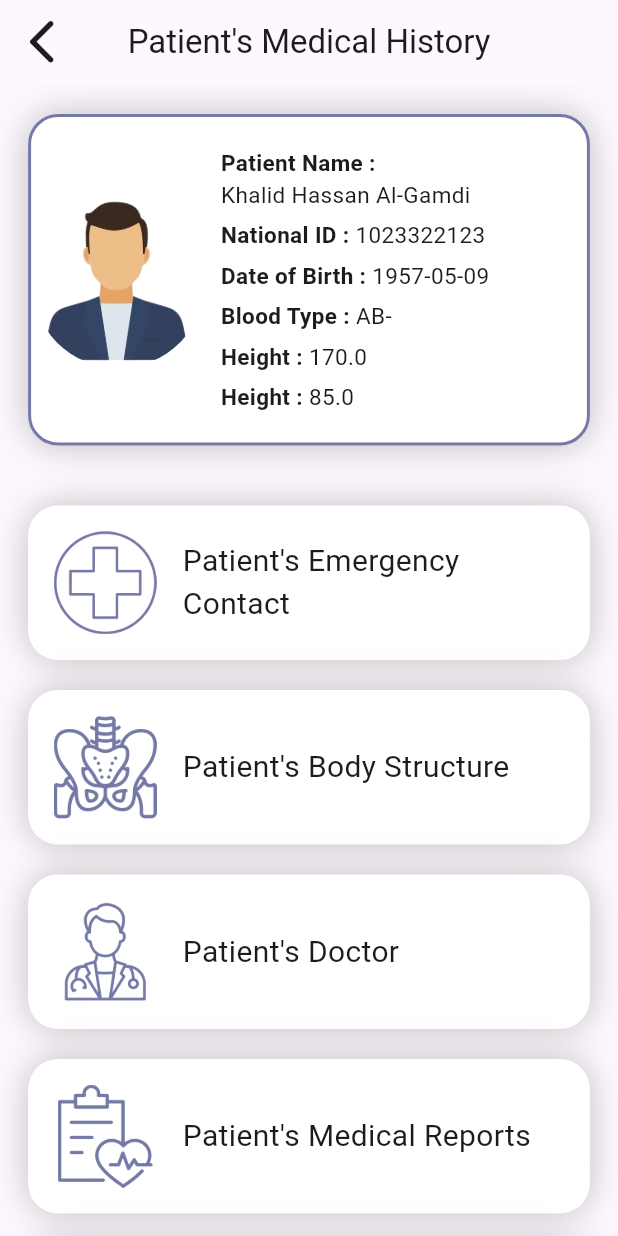
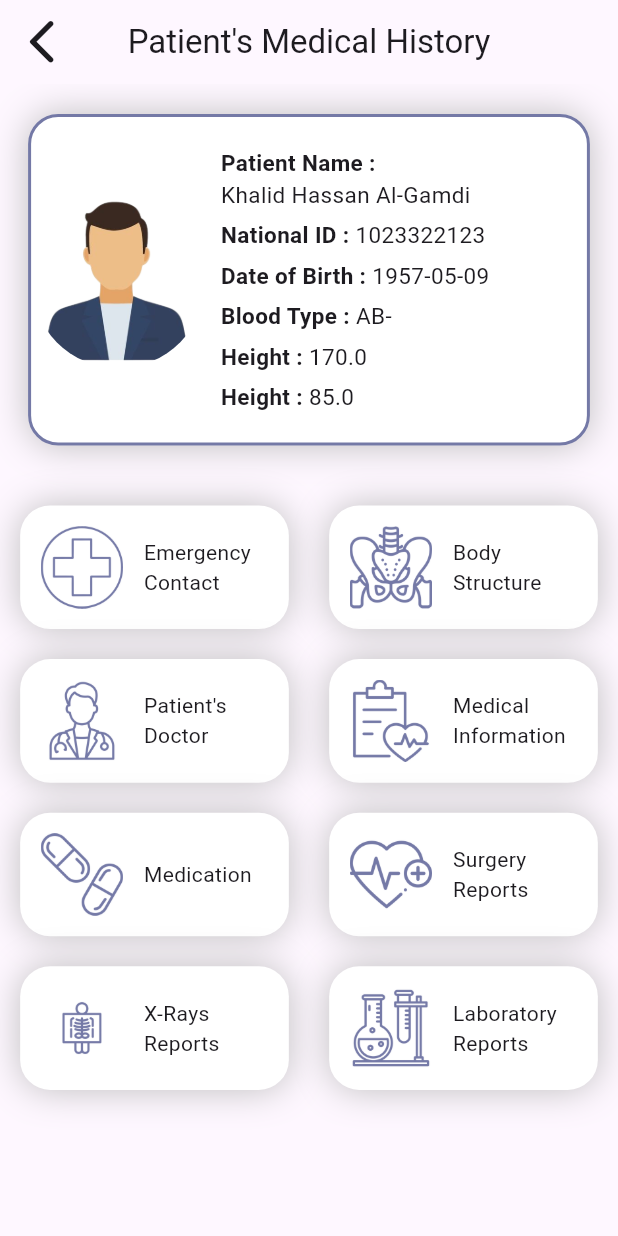
Before and after one commit to rahafwmaq/mussefy_app, a Flutter app: the screen it shows after launch, on a phone screen of 412 x 824 dp. Run offline on Flutter 3.47's test engine with Material 3 defaults, Android fonts, the phone set to English and light mode, and no system bars; our stand-ins replace pinput.

Commit message:
almost done with paramedic UI

```diff
--- a/paramedic_app/lib/utilities/gloable_widgets/container_widget.dart
+++ b/paramedic_app/lib/utilities/gloable_widgets/container_widget.dart
@@ -1,4 +1,5 @@
 import 'package:flutter/material.dart';
+import 'package:flutter/widgets.dart';
 import 'package:paramedic_app/utilities/gloable_widgets/text_widget.dart';
 import 'package:paramedic_app/utilities/helpers/screen_size.dart';
 import 'package:paramedic_app/view_layout/color.dart';
@@ -13,6 +14,8 @@ class ContainerWidget extends StatelessWidget {
     this.containerTitle,
     this.heightImage,
     this.widthImage,
+    this.titleSize,
+    this.titleSizeBox,
   });
 
   final Function()? onTap;
@@ -22,6 +25,8 @@ class ContainerWidget extends StatelessWidget {
   final String? containerTitle;
   final double? heightImage;
   final double? widthImage;
+  final double? titleSize;
+  final double? titleSizeBox;
 
   @override
   Widget build(BuildContext context) {
@@ -44,10 +49,10 @@ class ContainerWidget extends StatelessWidget {
               color: blueTransit,
             ),
             SizedBox(
-              width: context.getWidth(divide: 1.75),
+              width: context.getWidth(divide: titleSizeBox ?? 1.75),
               child: TextWidget(
-                text: containerTitle!,
-                fontSize: 20,
+                text: containerTitle ?? '',
+                fontSize: titleSize ?? 20,
                 fontWeight: FontWeight.w400,
               ),
             )
--- /dev/null
+++ b/paramedic_app/lib/utilities/gloable_widgets/row_two_container_widget.dart
@@ -0,0 +1,51 @@
+import 'package:flutter/material.dart';
+import 'package:paramedic_app/utilities/gloable_widgets/container_widget.dart';
+
+class RowTwoContainerWidget extends StatelessWidget {
+  const RowTwoContainerWidget(
+      {super.key,
+      required this.firstImagePath,
+      required this.firstTitle,
+      required this.secondImagePath,
+      required this.secondTitle,
+      this.fisrtOnTap,
+      this.secondOnTap});
+  final String firstImagePath;
+  final String firstTitle;
+  final Function()? fisrtOnTap;
+
+  final String secondImagePath;
+  final String secondTitle;
+  final Function()? secondOnTap;
+
+  @override
+  Widget build(BuildContext context) {
+    return Row(
+      mainAxisAlignment: MainAxisAlignment.spaceAround,
+      children: [
+        ContainerWidget(
+          onTap: fisrtOnTap,
+          iconPathImage: firstImagePath,
+          heightContainer: 10,
+          widthContainer: 2.3,
+          heightImage: 15,
+          widthImage: 5,
+          titleSizeBox: 5,
+          containerTitle: firstTitle,
+          titleSize: 14,
+        ),
+        ContainerWidget(
+          onTap: secondOnTap,
+          iconPathImage: secondImagePath,
+          heightContainer: 10,
+          widthContainer: 2.3,
+          heightImage: 15,
+          widthImage: 5,
+          titleSizeBox: 5,
+          containerTitle: secondTitle,
+          titleSize: 14,
+        ),
+      ],
+    );
+  }
+}
--- a/paramedic_app/lib/views/paramedic_view/patient_view_for_paramedic.dart
+++ b/paramedic_app/lib/views/paramedic_view/patient_view_for_paramedic.dart
@@ -1,6 +1,7 @@
 import 'package:flutter/material.dart';
 import 'package:paramedic_app/utilities/gloable_widgets/app_bar_widget.dart';
 import 'package:paramedic_app/utilities/gloable_widgets/container_widget.dart';
+import 'package:paramedic_app/utilities/gloable_widgets/row_two_container_widget.dart';
 import 'package:paramedic_app/utilities/helpers/navigator.dart';
 import 'package:paramedic_app/utilities/helpers/screen_size.dart';
 import 'package:paramedic_app/view_layout/sizebox.dart';
@@ -9,7 +10,7 @@ import 'package:paramedic_app/views/paramedic_view/patient_card.dart';
 import 'package:paramedic_app/views/paramedic_view/patient_doctor_view.dart';
 import 'package:paramedic_app/views/paramedic_view/patient_emergency_contact_view.dart';
 import 'package:paramedic_app/views/paramedic_view/patient_laboratory_report_view.dart';
-import 'package:paramedic_app/views/paramedic_view/patient_medical_report_view.dart';
+import 'package:paramedic_app/views/paramedic_view/patient_medical_info_view.dart';
 import 'package:paramedic_app/views/paramedic_view/patient_medication_view.dart';
 import 'package:paramedic_app/views/paramedic_view/patient_surgery_report_view.dart';
 import 'package:paramedic_app/views/paramedic_view/patient_xray_report_view.dart';
@@ -35,84 +36,57 @@ class PatientViewForParamedic extends StatelessWidget {
                 height20,
                 const PatientCard(),
                 height40,
-                ContainerWidget(
-                  onTap: () {
+                RowTwoContainerWidget(
+                  firstImagePath: 'assets/images/emergency_contact.png',
+                  firstTitle: 'Emergency Contact',
+                  fisrtOnTap: () {
                     context.pushView(view: const PatientEmergencyContactView());
                   },
-                  iconPathImage: 'assets/images/emergency_contact.png',
-                  heightContainer: 8,
-                  widthContainer: 1.1,
-                  containerTitle: 'Patient\'s Emergency Contact',
+                  secondImagePath: 'assets/images/body_structure.png',
+                  secondTitle: 'Body Structure',
+                  secondOnTap: () {
+                    context.pushView(view: const PatientBodyStructureView());
+                  },
                 ),
                 height20,
-                ContainerWidget(
-                  onTap: () {
-                    context.pushView(view: const PatientBodyStructureView());
+                RowTwoContainerWidget(
+                  firstImagePath: 'assets/images/doctor.png',
+                  firstTitle: 'Patient\'s Doctor',
+                  fisrtOnTap: () {
+                    context.pushView(view: const PatientDoctorView());
                   },
-                  iconPathImage: 'assets/images/body_structure.png',
-                  heightContainer: 8,
-                  widthContainer: 1.1,
-                  containerTitle: 'Patient\'s Body Structure',
+                  secondImagePath: 'assets/images/medical.png',
+                  secondTitle: 'Medical Information',
+                  secondOnTap: () {
+                    context.pushView(
+                        view: const PatientMedicalInformationView());
+                  },
                 ),
                 height20,
-                ContainerWidget(
-                  onTap: () {
-                    context.pushView(view: const PatientDoctorView());
+                RowTwoContainerWidget(
+                  firstImagePath: 'assets/images/medication.png',
+                  firstTitle: 'Medication',
+                  fisrtOnTap: () {
+                    context.pushView(view: const PatientMedicationView());
                   },
-                  iconPathImage: 'assets/images/doctor.png',
-                  heightContainer: 8,
-                  widthContainer: 1.1,
-                  containerTitle: 'Patient\'s Doctor',
+                  secondImagePath: 'assets/images/surgery.png',
+                  secondTitle: 'Surgery Reports',
+                  secondOnTap: () {
+                    context.pushView(view: const PatientSurgeryReportView());
+                  },
                 ),
                 height20,
-                ContainerWidget(
-                  onTap: () {
-                    context.pushView(view: const PatientMedicalReportView());
-                  },
-                  iconPathImage: 'assets/images/medical.png',
-                  heightContainer: 8,
-                  widthContainer: 1.1,
-                  containerTitle: 'Patient\'s Medical Reports',
-                ),
-                height20,
-                ContainerWidget(
-                  onTap: () {
-                    context.pushView(view: const PatientMedicationView());
-                  },
-                  iconPathImage: 'assets/images/medication.png',
-                  heightContainer: 8,
-                  widthContainer: 1.1,
-                  containerTitle: 'Patient\'s Medication',
-                ),
-                height20,
-                ContainerWidget(
-                  onTap: () {
-                    context.pushView(view: const PatientSurgeryReportView());
-                  },
-                  iconPathImage: 'assets/images/surgery.png',
-                  heightContainer: 8,
-                  widthContainer: 1.1,
-                  containerTitle: 'Patient\'s Surgery Reports',
-                ),
-                height20,
-                ContainerWidget(
-                  onTap: () {
+                RowTwoContainerWidget(
+                  firstImagePath: 'assets/images/X-Rays.png',
+                  firstTitle: 'X-Rays Reports',
+                  fisrtOnTap: () {
                     context.pushView(view: const PatientXrayReportView());
                   },
-                  iconPathImage: 'assets/images/X-Rays.png',
-                  heightContainer: 8,
-                  widthContainer: 1.1,
-                  containerTitle: 'Patient\'s X-Rays Reports',
-                ),
-                height20,
-                ContainerWidget(
-                  onTap: () {
+                  secondImagePath: 'assets/images/laboratory.png',
+                  secondTitle: 'Laboratory Reports',
+                  secondOnTap: () {
                     context.pushView(view: const PatientLaboratoryReportView());
                   },
-                  iconPathImage: 'assets/images/laboratory.png',
-                  heightContainer: 8,
-                  widthContainer: 1.1,
-                  containerTitle: 'Patient\'s Laboratory Reports',
                 ),
                 height40
               ],
```
Also changed, not shown: paramedic_app/lib/utilities/gloable_widgets/app_bar_widget.dart (+0 -27 lines), paramedic_app/lib/views/paramedic_view/patient_body_structure_view.dart (+39 -5 lines), paramedic_app/lib/views/paramedic_view/patient_medical_info_view.dart (added, +17 -0 lines), paramedic_app/assets/images/backbody.png (added), paramedic_app/assets/images/frontbody.png (added).
